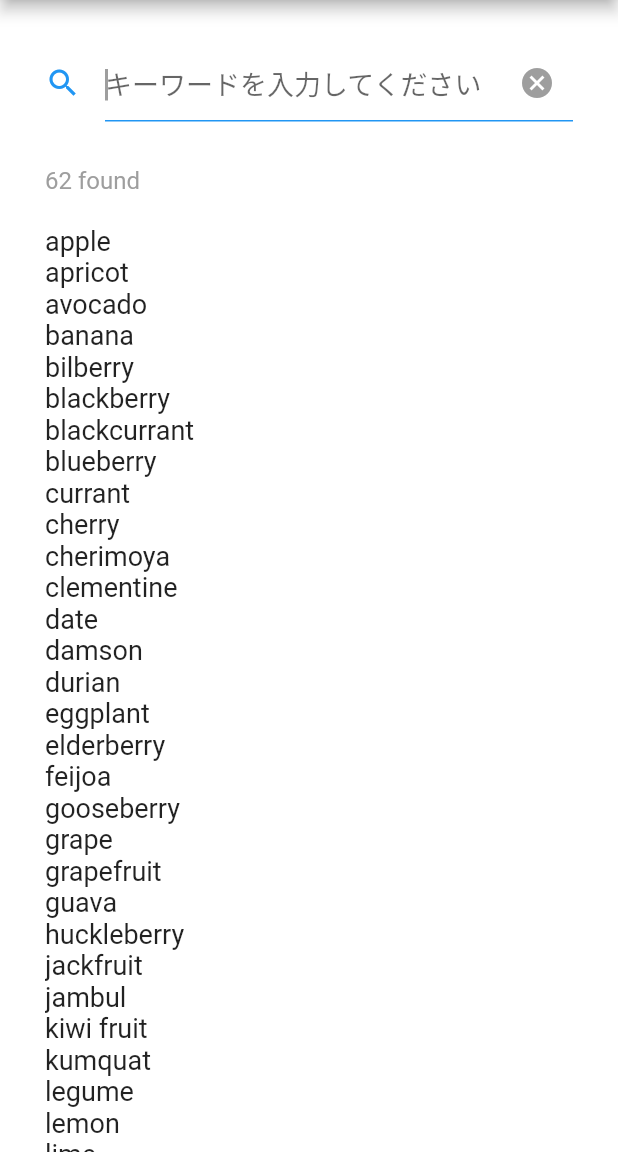
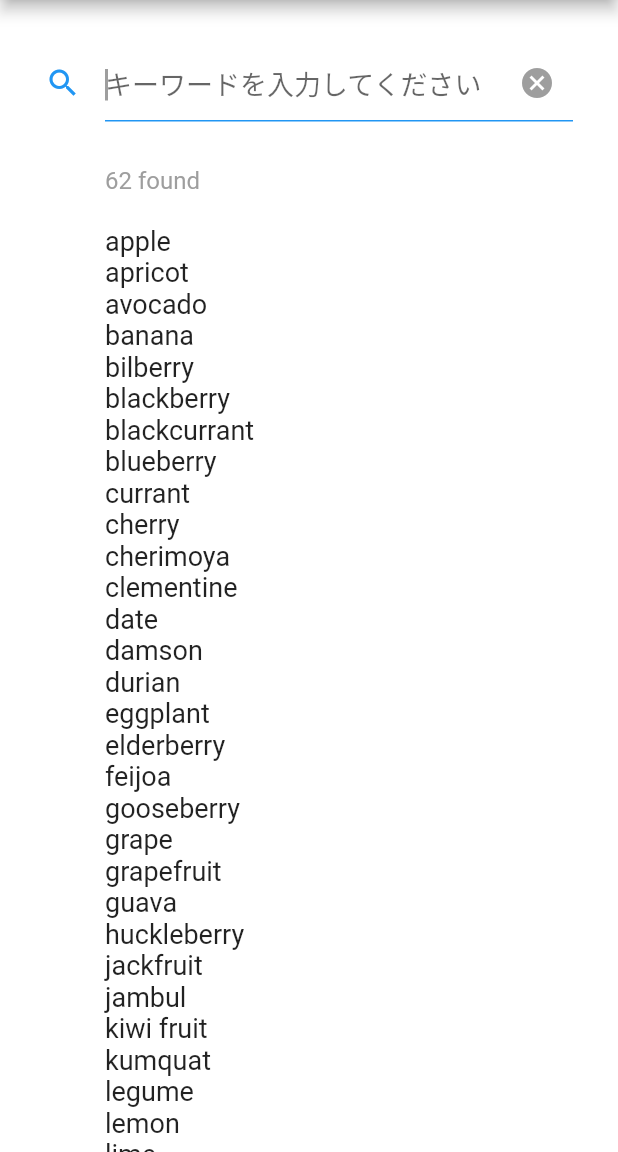
Before and after one commit to kevin76g/flutter_search_sample, a Flutter app: the screen it shows after launch, on a phone screen of 412 x 824 dp, the part 84-1236 px from its top. Run offline on Flutter 3.47's test engine with Material 2 defaults, Android fonts, the phone set to English and light mode, and no system bars.

```diff
--- a/lib/view/search_screen.dart
+++ b/lib/view/search_screen.dart
@@ -112,6 +112,7 @@ class _SearchScreenState extends State<SearchScreen> {
             }
             return Center(
               child: ListView(
+                padding: const EdgeInsets.symmetric(horizontal: 40.0),
                 children: children,
               ),
             );
```
